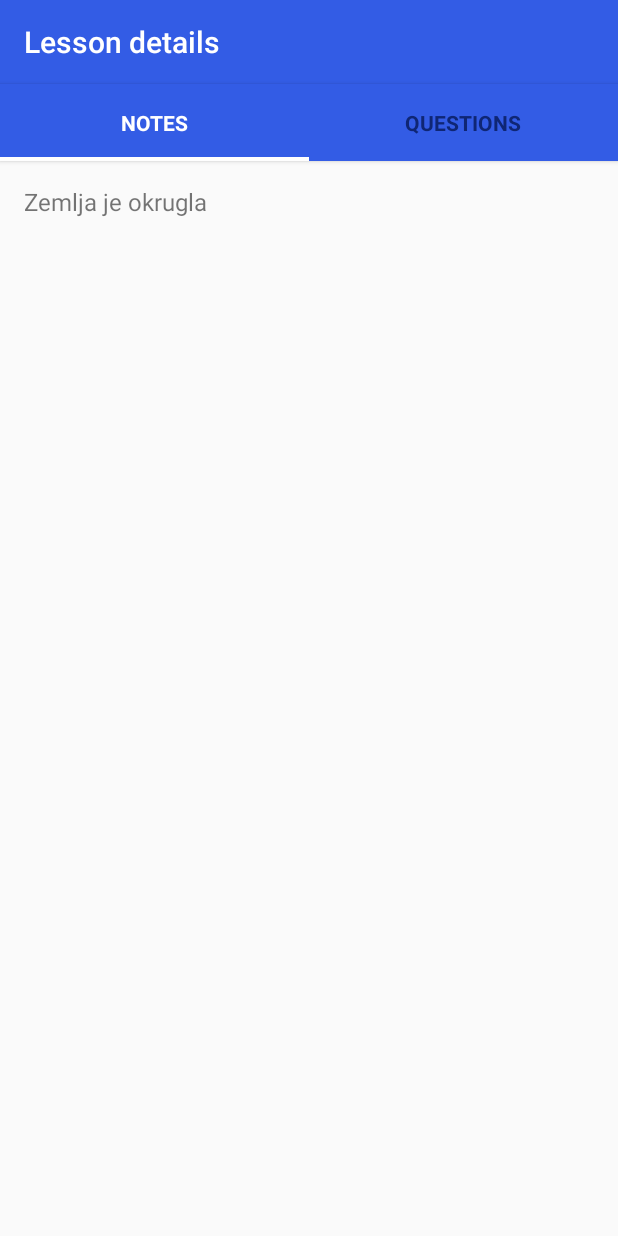
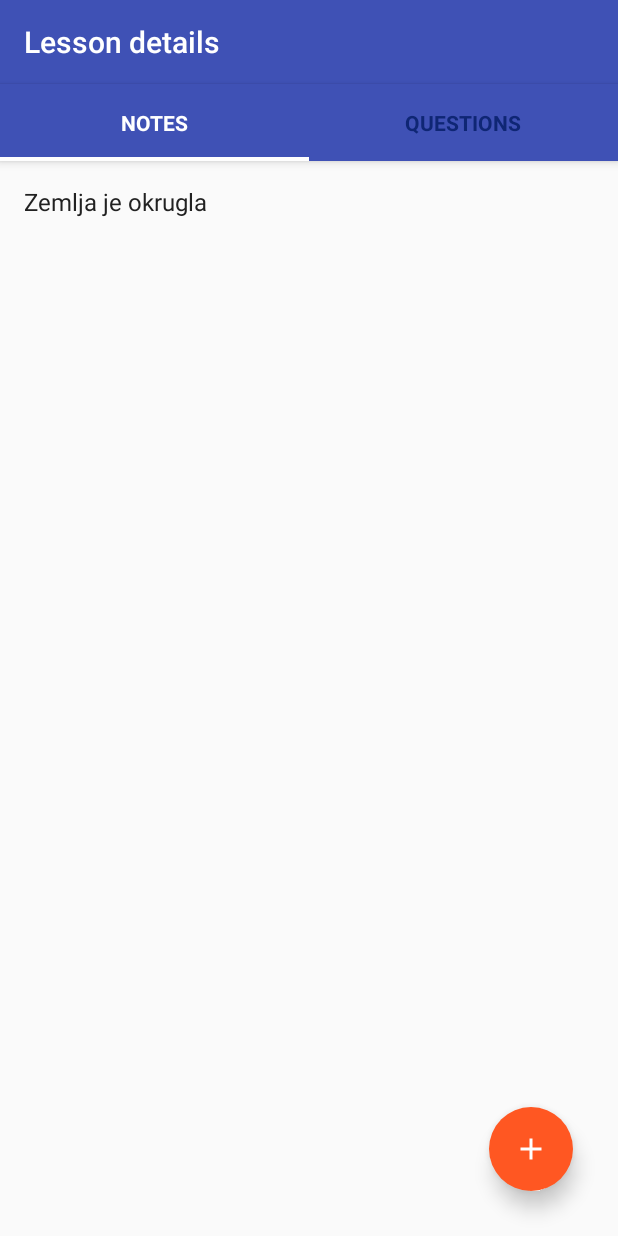
Before and after one commit to luka-j/StudyGroup, an Android app: the LessonActivity screen opened directly, with no data from a screen before it, on a phone screen of 412 x 824 dp. Run offline under Robolectric (Android 15) with nearby library versions, the phone set to English and light mode, and no system bars.

Commit message:
FAB & animacije (Toolbar i FAB hiding)

```diff
--- a/src/main/java/rs/luka/android/studygroup/LessonActivity.java
+++ b/src/main/java/rs/luka/android/studygroup/LessonActivity.java
@@ -2,6 +2,7 @@ package rs.luka.android.studygroup;
 
 import android.content.Intent;
 import android.os.Bundle;
+import android.support.design.widget.FloatingActionButton;
 import android.support.v4.app.Fragment;
 import android.support.v4.app.FragmentManager;
 import android.support.v4.app.FragmentStatePagerAdapter;
@@ -9,8 +10,10 @@ import android.support.v4.app.NavUtils;
 import android.support.v4.view.ViewPager;
 import android.support.v7.app.AppCompatActivity;
 import android.support.v7.widget.Toolbar;
+import android.util.Log;
 import android.view.Menu;
 import android.view.MenuItem;
+import android.view.View;
 
 import java.io.Serializable;
 import java.util.List;
@@ -31,6 +34,7 @@ public class LessonActivity extends AppCompatActivity implements NoteListFragmen
     public static final String EXTRA_LIST_QUESTIONS = "questionList";
     public static final String EXTRA_CURRENT_QUESTION = "questionIndex";
 
+    private int numOfTabs = 2;
     private UUID courseId;
     private String lessonName;
 
@@ -38,7 +42,7 @@ public class LessonActivity extends AppCompatActivity implements NoteListFragmen
     private ViewPager pager;
     private ViewPagerAdapter adapter;
     private SlidingTabLayout tabs;
-    private int numOfTabs =2;
+    private FloatingActionButton fab;
 
     @Override
     protected void onCreate(Bundle savedInstanceState) {
@@ -73,9 +77,16 @@ public class LessonActivity extends AppCompatActivity implements NoteListFragmen
                 return getResources().getColor(R.color.white);
             }
         });
-
         // Setting the ViewPager For the SlidingTabsLayout
         tabs.setViewPager(pager);
+
+        fab = (FloatingActionButton) findViewById(R.id.fab_add_noqu);
+        fab.setOnClickListener(new View.OnClickListener() {
+            @Override
+            public void onClick(View v) {
+                Log.i("WIP", "FAB (add note/question) pressed!");
+            }
+        });
     }
 
 
--- a/src/main/java/rs/luka/android/studygroup/NoteListFragment.java
+++ b/src/main/java/rs/luka/android/studygroup/NoteListFragment.java
@@ -60,8 +60,10 @@ public class NoteListFragment extends Fragment {
                              Bundle savedInstanceState) {
         View view = inflater.inflate(R.layout.fragment_note_list, container, false);
 
+        Activity ac = getActivity();
         notesRecycler = (RecyclerView) view.findViewById(R.id.notes_recycler);
-        notesRecycler.setLayoutManager(new LinearLayoutManager(getActivity()));
+        notesRecycler.setLayoutManager(new LinearLayoutManager(ac));
+        //notesRecycler.addOnScrollListener(new HideShowListener(ac.findViewById(R.id.lesson_container)));
         updateUI();
 
         return view;
--- /dev/null
+++ b/src/main/java/rs/luka/android/studygroup/ScrollingFabBehavior.java
@@ -0,0 +1,47 @@
+package rs.luka.android.studygroup;
+
+import android.content.Context;
+import android.content.res.TypedArray;
+import android.support.design.widget.AppBarLayout;
+import android.support.design.widget.CoordinatorLayout;
+import android.support.design.widget.FloatingActionButton;
+import android.util.AttributeSet;
+import android.view.View;
+
+/**
+ * Created by luka on 13.7.15..
+ */
+public class ScrollingFabBehavior extends CoordinatorLayout.Behavior<FloatingActionButton> {
+    private int toolbarHeight;
+
+    public ScrollingFabBehavior(Context context, AttributeSet attrs) {
+        super(context, attrs);
+        this.toolbarHeight = getToolbarHeight(context);
+    }
+
+    public static int getToolbarHeight(Context context) {
+        final TypedArray styledAttributes = context.getTheme().obtainStyledAttributes(
+                new int[]{R.attr.actionBarSize});
+        int toolbarHeight = (int) styledAttributes.getDimension(0, 0);
+        styledAttributes.recycle();
+
+        return toolbarHeight;
+    }
+
+    @Override
+    public boolean layoutDependsOn(CoordinatorLayout parent, FloatingActionButton fab, View dependency) {
+        return dependency instanceof AppBarLayout;
+    }
+
+    @Override
+    public boolean onDependentViewChanged(CoordinatorLayout parent, FloatingActionButton fab, View dependency) {
+        if (dependency instanceof AppBarLayout) {
+            CoordinatorLayout.LayoutParams lp = (CoordinatorLayout.LayoutParams) fab.getLayoutParams();
+            int fabBottomMargin = lp.bottomMargin;
+            int distanceToScroll = fab.getHeight() + fabBottomMargin;
+            float ratio = dependency.getY() / (float) toolbarHeight;
+            fab.setTranslationY(-distanceToScroll * ratio);
+        }
+        return true;
+    }
+}
--- a/src/main/java/rs/luka/android/studygroup/networkcontroller/CoursesManager.java
+++ b/src/main/java/rs/luka/android/studygroup/networkcontroller/CoursesManager.java
@@ -81,6 +81,10 @@ public class CoursesManager {
                 "Ovaj prostor nije namenjen za pisanje knjiga", null));
         n.add(new Note(id, "Kada se pritisne, izadje ceo sadrzaj + slika ako postoji", null));
         n.add(new Note(id, "Jos neki red, kako bi se pojavio scroll sa strane", null));
+        n.add(new Note(id, "Sakriva Toolbar kad se scrolluje", null));
+        n.add(new Note(id, "Jos", null));
+        n.add(new Note(id, "par", null));
+        n.add(new Note(id, "redova", null));
         notes.put(id, n);
     }
 
--- a/src/main/res/layout/activity_lesson.xml
+++ b/src/main/res/layout/activity_lesson.xml
@@ -1,22 +1,41 @@
 <?xml version="1.0" encoding="utf-8"?>
-<LinearLayout xmlns:android="http://schemas.android.com/apk/res/android"
-    android:layout_width="match_parent" android:layout_height="match_parent"
-    android:orientation="vertical">
+<android.support.design.widget.CoordinatorLayout xmlns:android="http://schemas.android.com/apk/res/android"
+    xmlns:app="http://schemas.android.com/apk/res-auto"
+    android:id="@+id/coordinatorLayout"
+    android:layout_width="match_parent"
+    android:layout_height="match_parent">
 
-    <include layout="@layout/toolbar" />
 
-    <rs.luka.android.studygroup.google.SlidingTabLayout
-        android:id="@+id/tabs"
+    <android.support.design.widget.AppBarLayout
+        android:id="@+id/appBarLayout"
         android:layout_width="match_parent"
-        android:layout_height="wrap_content"
-        android:background="@color/color_primary"
-        android:elevation="2dp"/>
+        android:layout_height="wrap_content">
+
+        <include layout="@layout/toolbar" />
+
+        <rs.luka.android.studygroup.google.SlidingTabLayout
+            android:id="@+id/tabs"
+            android:layout_width="match_parent"
+            android:layout_height="wrap_content"
+            android:background="@color/color_primary"
+            android:elevation="2dp" />
+    </android.support.design.widget.AppBarLayout>
 
     <android.support.v4.view.ViewPager
         android:id="@+id/tab_pager"
-
         android:layout_width="match_parent"
         android:layout_height="match_parent"
-        android:layout_weight="1"/>
+        app:layout_behavior="@string/appbar_scrolling_view_behavior" />
 
-</LinearLayout>
+    <android.support.design.widget.FloatingActionButton
+        android:id="@+id/fab_add_noqu"
+        android:layout_width="wrap_content"
+        android:layout_height="wrap_content"
+        android:layout_gravity="bottom|end"
+        android:layout_marginBottom="@dimen/fab_margin_bottom"
+        android:layout_marginRight="@dimen/fab_margin_right"
+        android:src="@drawable/ic_add"
+        app:borderWidth="0dp"
+        app:elevation="@dimen/fab_elevation"
+        app:layout_behavior="rs.luka.android.studygroup.ScrollingFabBehavior" />
+</android.support.design.widget.CoordinatorLayout>
--- a/src/main/res/layout/fragment_note_list.xml
+++ b/src/main/res/layout/fragment_note_list.xml
@@ -2,4 +2,4 @@
 <android.support.v7.widget.RecyclerView xmlns:android="http://schemas.android.com/apk/res/android"
     android:id="@+id/notes_recycler"
     android:layout_width="match_parent"
-    android:layout_height="match_parent"></android.support.v7.widget.RecyclerView>
+    android:layout_height="match_parent" />
--- a/src/main/res/layout/toolbar.xml
+++ b/src/main/res/layout/toolbar.xml
@@ -7,6 +7,7 @@
     android:layout_height="wrap_content"
     android:background="?attr/colorPrimary"
     android:minHeight="?attr/actionBarSize"
+    app:layout_scrollFlags="scroll|enterAlways"
     app:popupTheme="@style/ThemeOverlay.AppCompat.Dark"
     app:theme="@style/ThemeOverlay.AppCompat.Dark.ActionBar" >
 </android.support.v7.widget.Toolbar>
--- a/src/main/res/values/colors.xml
+++ b/src/main/res/values/colors.xml
@@ -1,8 +1,10 @@
 <?xml version="1.0" encoding="utf-8"?>
 <resources>
     <color name="white">#fefefe</color>
-    <color name="color_primary">#335ce5</color>
-    <color name="color_primary_dark">#1a43cb</color>
-    <color name="color_accent">#dfdfdf</color>
+    <color name="color_primary">#3F51B5</color>
+    <color name="color_primary_dark">#303F9F</color>
+    <color name="color_accent">#FF5722</color>
+    <color name="color_primary_light">#C5CAE9</color>
     <color name="tabsScrollColor">#0f2674</color>
+    <color name="primary_text">#212121</color>
 </resources>
--- a/src/main/res/values/styles.xml
+++ b/src/main/res/values/styles.xml
@@ -5,7 +5,8 @@
         <item name="colorPrimary">@color/color_primary</item>
         <item name="colorPrimaryDark">@color/color_primary_dark</item>
         <item name="colorAccent">@color/color_accent</item>
-        <item name="android:windowAnimationStyle">@null</item>
+        <item name="android:textColor">@color/primary_text</item>
+        <!--<item name="android:windowAnimationStyle">@null</item>-->
     </style>
 
 </resources>
```
Also changed, not shown: src/main/java/rs/luka/android/studygroup/GroupFragment.java (+10 -0 lines), src/main/java/rs/luka/android/studygroup/HideShowListener.java (added, +112 -0 lines), src/main/res/layout/fragment_group.xml (+22 -4 lines), src/main/res/layout/fragment_note.xml (+7 -7 lines), src/main/res/layout/fragment_question.xml (+9 -9 lines), src/main/res/values/dimens.xml (+9 -6 lines), src/main/res/drawable/ic_add.png (added).
